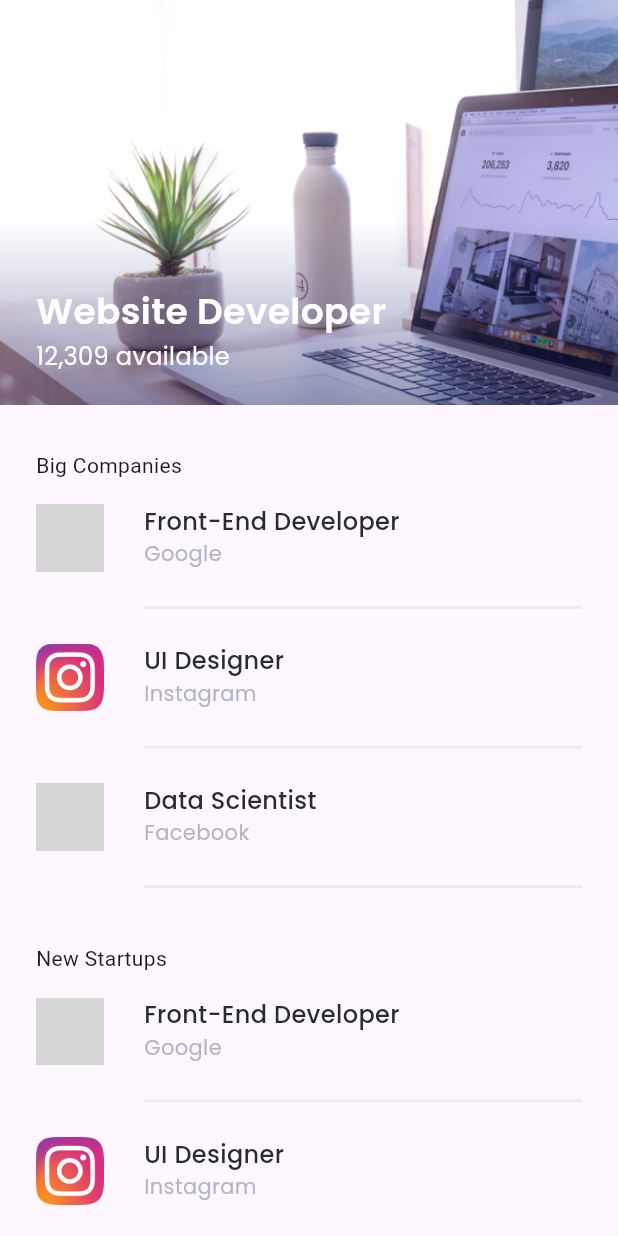
After one commit to rizkijanuar/bwa_futurejob, a Flutter app: the HomePage screen opened by its route, after a tap on "Website Developer", on a phone screen of 412 x 824 dp. The commit adds this screen. Run offline on Flutter 3.47's test engine with Material 3 defaults, Android fonts, the phone set to English and light mode, and no system bars; our stand-ins replace email_validator, google_fonts; grey boxes are pictures that could not be loaded.

Commit message:
slicing halaman second homepage

```diff
--- a/lib/main.dart
+++ b/lib/main.dart
@@ -1,4 +1,5 @@
 import 'package:bwa_futurejob/pages/home_page.dart';
+import 'package:bwa_futurejob/pages/second_homepage.dart';
 import 'package:flutter/material.dart';
 import 'package:bwa_futurejob/pages/splash_page.dart';
 import 'package:bwa_futurejob/pages/started_page.dart';
--- /dev/null
+++ b/lib/pages/second_homepage.dart
@@ -0,0 +1,158 @@
+import 'package:bwa_futurejob/theme.dart';
+import 'package:bwa_futurejob/widgets/job_list.dart';
+import 'package:flutter/material.dart';
+
+class SecondHomepage extends StatelessWidget {
+  final String titleHome;
+  final String imageHome;
+
+  SecondHomepage({required this.titleHome, required this.imageHome});
+
+  @override
+  Widget build(BuildContext context) {
+    return SafeArea(
+      child: Scaffold(
+        body: SingleChildScrollView(
+          child: Column(
+            children: [
+              Stack(
+                children: [
+                  Image.asset(
+                    imageHome,
+                    fit: BoxFit.cover,
+                    width: double.infinity,
+                    height: 270,
+                  ),
+                  Padding(
+                    padding: const EdgeInsets.only(
+                      top: 190.0,
+                      left: 24.0,
+                    ),
+                    child: Column(
+                      crossAxisAlignment: CrossAxisAlignment.start,
+                      children: [
+                        Text(
+                          titleHome,
+                          style: detalTitleStyle,
+                        ),
+                        SizedBox(
+                          height: 2,
+                        ),
+                        Text(
+                          "12,309 available",
+                          style: detalSubtitleStyle,
+                        ),
+                      ],
+                    ),
+                  ),
+                ],
+              ),
+              Container(
+                child: Padding(
+                  padding: const EdgeInsets.only(
+                    left: 24.0,
+                    right: 24.0,
+                    top: 30.0,
+                  ),
+                  child: Column(
+                    crossAxisAlignment: CrossAxisAlignment.start,
+                    children: [
+                      Text("Big Companies"),
+                      SizedBox(
+                        height: 16,
+                      ),
+                      Column(
+                        children: [
+                          JobList(
+                            imageJob: "assets/images/icon_jp.png",
+                            titleJob: "Front-End Developer",
+                            subTitleJob: "Google",
+                          ),
+                        ],
+                      ),
+                      SizedBox(
+                        height: 16,
+                      ),
+                      Column(
+                        children: [
+                          JobList(
+                            imageJob: "assets/images/icon_jp2.png",
+                            titleJob: "UI Designer",
+                            subTitleJob: "Instagram",
+                          ),
+                        ],
+                      ),
+                      SizedBox(
+                        height: 16,
+                      ),
+                      Column(
+                        children: [
+                          JobList(
+                            imageJob: "assets/images/icon_jp3.png",
+                            titleJob: "Data Scientist",
+                            subTitleJob: "Facebook",
+                          ),
+                        ],
+                      ),
+                    ],
+                  ),
+                ),
+              ),
+              Container(
+                child: Padding(
+                  padding: const EdgeInsets.only(
+                    left: 24.0,
+                    right: 24.0,
+                    top: 30.0,
+                  ),
+                  child: Column(
+                    crossAxisAlignment: CrossAxisAlignment.start,
+                    children: [
+                      Text("New Startups"),
+                      SizedBox(
+                        height: 16,
+                      ),
+                      Column(
+                        children: [
+                          JobList(
+                            imageJob: "assets/images/icon_jp.png",
+                            titleJob: "Front-End Developer",
+                            subTitleJob: "Google",
+                          ),
+                        ],
+                      ),
+                      SizedBox(
+                        height: 16,
+                      ),
+                      Column(
+                        children: [
+                          JobList(
+                            imageJob: "assets/images/icon_jp2.png",
+                            titleJob: "UI Designer",
+                            subTitleJob: "Instagram",
+                          ),
+                        ],
+                      ),
+                      SizedBox(
+                        height: 16,
+                      ),
+                      Column(
+                        children: [
+                          JobList(
+                            imageJob: "assets/images/icon_jp3.png",
+                            titleJob: "Data Scientist",
+                            subTitleJob: "Facebook",
+                          ),
+                        ],
+                      ),
+                    ],
+                  ),
+                ),
+              ),
+            ],
+          ),
+        ),
+      ),
+    );
+  }
+}
--- a/lib/theme.dart
+++ b/lib/theme.dart
@@ -31,3 +31,15 @@ TextStyle jobSubtitleStyle = GoogleFonts.poppins(
   fontSize: 14,
   fontWeight: FontWeight.w400,
 );
+
+TextStyle detalTitleStyle = GoogleFonts.poppins(
+  color: Color(0xffFFFFFF),
+  fontSize: 24,
+  fontWeight: FontWeight.w600,
+);
+
+TextStyle detalSubtitleStyle = GoogleFonts.poppins(
+  color: Color(0xffFFFFFF),
+  fontSize: 16,
+  fontWeight: FontWeight.w400,
+);
--- a/lib/widgets/job_card.dart
+++ b/lib/widgets/job_card.dart
@@ -1,3 +1,4 @@
+import 'package:bwa_futurejob/pages/second_homepage.dart';
 import 'package:flutter/material.dart';
 import 'package:google_fonts/google_fonts.dart';
 
@@ -8,17 +9,32 @@ class JobCard extends StatelessWidget {
   JobCard({required this.text, required this.image});
   @override
   Widget build(BuildContext context) {
-    return Container(
+    return InkWell(
+      onTap: () {
+        Navigator.push(
+          context,
+          MaterialPageRoute(
+            builder: (context) => SecondHomepage(
+              titleHome: text,
+              imageHome: image,
+            ),
+          ),
+        );
+      },
+      child: Container(
         width: 150,
         height: 200,
         child: Align(
           alignment: Alignment.bottomLeft,
           child: Padding(
-          padding: const EdgeInsets.only(left: 16.0, bottom: 16.0, right: 16.0),
+            padding:
+                const EdgeInsets.only(left: 16.0, bottom: 16.0, right: 16.0),
             child: Text(
               text,
               style: GoogleFonts.poppins(
-                color: Colors.white, fontSize: 18, fontWeight: FontWeight.w500),
+                  color: Colors.white,
+                  fontSize: 18,
+                  fontWeight: FontWeight.w500),
             ),
           ),
         ),
@@ -27,6 +43,7 @@ class JobCard extends StatelessWidget {
             image: AssetImage(image),
           ),
         ),
+      ),
     );
   }
 }
```
Also changed, not shown: assets/images/stack_detail.png (added). Lines whose indentation alone changed are shown as unchanged.
